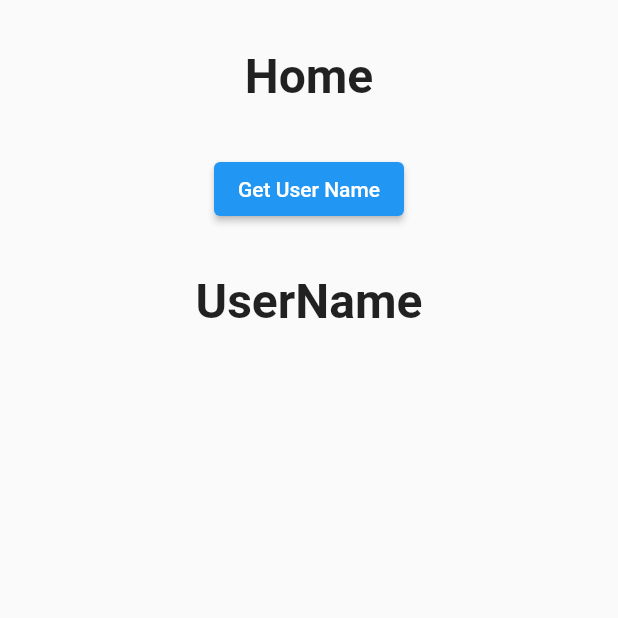
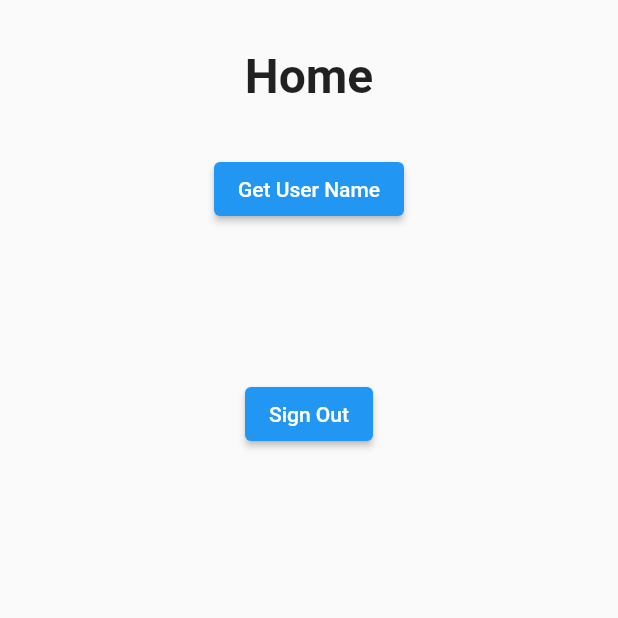
Before and after one commit to Yesunerdene2/thunder_fluter_fail_2023, a Flutter app: the HomeScreen screen opened directly, on a phone screen of 412 x 824 dp, the top half of it. Run offline on Flutter 3.47's test engine with Material 2 defaults, Android fonts, the phone set to English and light mode, and no system bars; our stand-ins replace cloud_firestore, firebase_auth, firebase_core, firebase_storage; missing offline and left inert: word_search_safety; accounts and stored records are empty; project files that could hold a hidden picture were left out.

Commit message:
add: lesson day 31

```diff
--- a/lesson_day_31_flutter/lib/models/user.dart
+++ b/lesson_day_31_flutter/lib/models/user.dart
@@ -19,14 +19,15 @@ class User {
       required this.following});
 
   static User fromSnap(DocumentSnapshot snap) {
+    print('snap ${snap.metadata}');
     var snapshot = snap.data() as Map<String, dynamic>;
 
     return User(
       username: snapshot["username"],
       uid: snapshot["uid"],
-      photoUrl: snapshot["photoUrl"],
+      photoUrl: 'photo',
       email: snapshot["email"],
-      bio: snapshot["bio"],
+      bio: 'bio',
       followers: snapshot["followers"],
       following: snapshot["following"],
     );
--- a/lesson_day_31_flutter/lib/screens/home_screen.dart
+++ b/lesson_day_31_flutter/lib/screens/home_screen.dart
@@ -1,4 +1,3 @@
-
 import 'package:flutter/material.dart';
 import 'package:lesson_day_31_flutter/utils/auth_methods.dart';
 import '../models/user.dart';
@@ -12,14 +11,16 @@ class HomeScreen extends StatefulWidget {
 
 class _HomeScreenState extends State<HomeScreen> {
   String userName = '';
+
   @override
   Widget build(BuildContext context) {
-    void getUserName () async {
+    void getUserName() async {
       User userName = await AuthMethods().getUserDetails();
       setState(() {
-        this.userName =userName.username;
+        this.userName = userName.username;
       });
     }
+
     return Scaffold(
       body: SafeArea(
         child: Container(
@@ -36,17 +37,23 @@ class _HomeScreenState extends State<HomeScreen> {
               ),
               SizedBox(height: 32),
               ElevatedButton(
-                  onPressed: (){
-                    getUserName();
-              },
-                  child: Text('Get User Name'),
+                onPressed: () {
+                  getUserName();
+                },
+                child: Text('Get User Name'),
               ),
               SizedBox(height: 32),
-              Text('UserName',
-                style: TextStyle(
-                  fontSize: 32,
-                  fontWeight: FontWeight.bold
-                ),
+              Text(
+                userName,
+                style: TextStyle(fontSize: 32, fontWeight: FontWeight.bold),
+              ),
+
+              SizedBox(height: 32),
+              ElevatedButton(
+                  onPressed: (){
+                    AuthMethods().signOut();
+                  },
+                  child: Text('Sign Out'),
               ),
             ],
           ),
--- a/lesson_day_31_flutter/lib/storage_methods.dart
+++ b/lesson_day_31_flutter/lib/storage_methods.dart
@@ -20,6 +20,6 @@ class StorageMethods {
     TaskSnapshot snapshot = await uploadTask;
     String downloadUrl = await snapshot.ref.getDownloadURL();
     return downloadUrl;
-    ;
+
   }
 }
```
Also changed, not shown: lesson_day_31_flutter/lib/main.dart (+37 -2 lines), lesson_day_31_flutter/lib/persisting_auth_state.dart (+6 -7 lines), lesson_day_31_flutter/lib/screens/login_screen.dart (+37 -12 lines), lesson_day_31_flutter/lib/utils/auth_methods.dart (+6 -1 lines).
